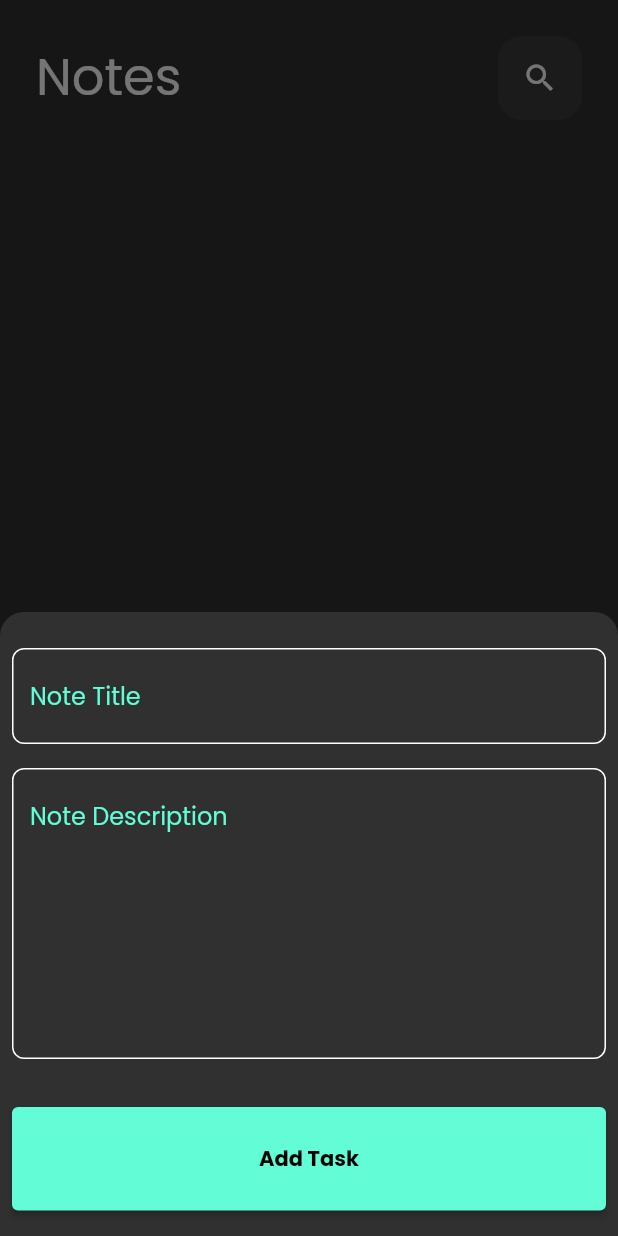
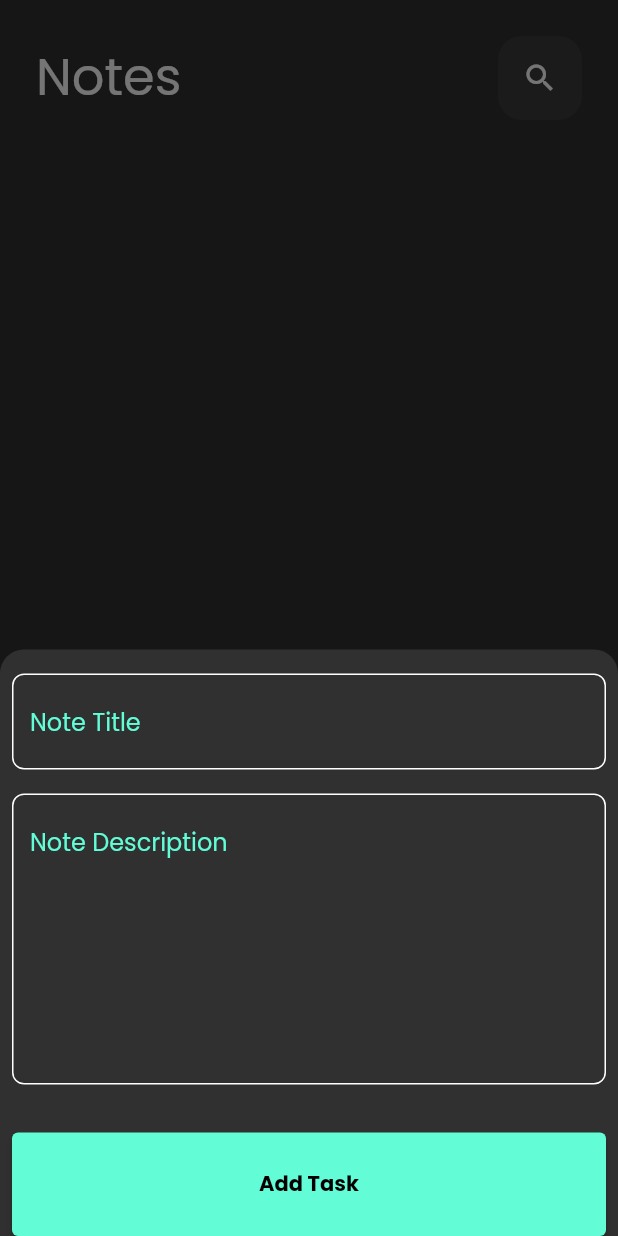
Before and after one commit to AyaAbdElmoneim158/Flutter_Apps_2023, a Flutter app: the screen it shows after launch, after a tap on the "add" icon, on a phone screen of 412 x 824 dp. Run offline on Flutter 3.47's test engine with Material 2 defaults, Android fonts, the phone set to English and light mode, and no system bars; drawn by our look-alikes of modal_progress_hud_nsn; our stand-ins replace awesome_snackbar_content, bloc, flutter_bloc, google_fonts, hive, hive_flutter; accounts and stored records are empty.

Commit message:
Add Fixed to keyboard + someThings

```diff
--- a/lib/main.dart
+++ b/lib/main.dart
@@ -6,12 +6,14 @@ import 'package:flutter_bloc/flutter_bloc.dart';
 import './views/notes_view.dart';
 import 'package:google_fonts/google_fonts.dart';
 import 'package:hive_flutter/adapters.dart';
+import './cubits/observer.dart';
 
 void main() async {
   WidgetsFlutterBinding.ensureInitialized();
   await Hive.initFlutter();
   Hive.registerAdapter(NoteModelAdapter());
   await Hive.openBox<NoteModel>(notesBoxName);
+  Bloc.observer = SimpleBlocObserver();
 
   runApp(const NotesApp());
 }
--- a/lib/views/notes_view.dart
+++ b/lib/views/notes_view.dart
@@ -37,6 +37,7 @@ class _NotesViewState extends State<NotesView> {
       floatingActionButton: FloatingActionButton(
         onPressed: () {
           showModalBottomSheet(
+            isScrollControlled: true,
             context: context,
             enableDrag: false,
             elevation: 0,
--- a/lib/widgets/bottom_sheet_builder.dart
+++ b/lib/widgets/bottom_sheet_builder.dart
@@ -40,8 +40,8 @@ class BottomSheetBuilder extends StatelessWidget {
             }
           },
           builder: (context, state) {
-            return ModalProgressHUD(
-                inAsyncCall: state is AddNotesLoading ? true : false,
+            return AbsorbPointer(
+                absorbing: state is AddNotesLoading ? true : false,
                 child: const FormBottomSheet());
           },
         ));
--- a/lib/widgets/custom_btn.dart
+++ b/lib/widgets/custom_btn.dart
@@ -4,9 +4,11 @@ import 'package:flutter/material.dart';
 class CustomBtn extends StatelessWidget {
   const CustomBtn({
     this.onPressed,
+    this.isLoading = false,
     super.key,
   });
   final void Function()? onPressed;
+  final bool isLoading;
   @override
   Widget build(BuildContext context) {
     return SizedBox(
@@ -16,10 +18,18 @@ class CustomBtn extends StatelessWidget {
         style: ElevatedButton.styleFrom(
             padding: const EdgeInsets.symmetric(vertical: 24, horizontal: 12),
             backgroundColor: kPrimaryColor),
-        child: const Text(
-          "Add Task",
-          style: TextStyle(color: Colors.black, fontWeight: FontWeight.bold),
-        ),
+        child: isLoading
+            ? const SizedBox(
+                width: 24,
+                height: 24,
+                child: CircularProgressIndicator(
+                    color: Colors.black, strokeWidth: 3),
+              )
+            : const Text(
+                "Add Task",
+                style:
+                    TextStyle(color: Colors.black, fontWeight: FontWeight.bold),
+              ),
       ),
     );
   }
--- a/lib/widgets/form_bottom_sheet.dart
+++ b/lib/widgets/form_bottom_sheet.dart
@@ -20,16 +20,14 @@ class _FormBottomSheetState extends State<FormBottomSheet> {
 
   @override
   Widget build(BuildContext context) {
-    return BlocBuilder<NotesCubit, NotesState>(
-      builder: (context, state) {
     return Padding(
-          padding: const EdgeInsets.all(8.0),
+      padding: EdgeInsets.only(
+          left: 8, right: 8, bottom: MediaQuery.of(context).viewInsets.bottom),
+      child: SingleChildScrollView(
         child: Form(
             key: formKey,
             autovalidateMode: autovalidateMode,
-              child: SizedBox(
-                height: 400,
-                child: ListView(
+            child: Column(
               children: [
                 const SizedBox(height: 16),
                 CustomTextField(
@@ -40,7 +38,11 @@ class _FormBottomSheetState extends State<FormBottomSheet> {
                     maxLines: 7,
                     onSaved: (val) => description = val),
                 const SizedBox(height: 32),
-                    CustomBtn(onPressed: () {
+                BlocBuilder<AddNotesCubit, AddNotesState>(
+                    builder: (context, state) {
+                  return CustomBtn(
+                      isLoading: state is AddNotesLoading ? true : false,
+                      onPressed: () {
                         if (formKey.currentState!.validate()) {
                           formKey.currentState!.save();
                           NoteModel noteModel = NoteModel(
@@ -50,17 +52,16 @@ class _FormBottomSheetState extends State<FormBottomSheet> {
                               color: const Color(0xff9BCDD2).value);
                           BlocProvider.of<AddNotesCubit>(context)
                               .addNote(noteModel);
-                        BlocProvider.of<NotesCubit>(context).fetchNotes();
+                          // BlocProvider.of<NotesCubit>(context).fetchNotes();
                         } else {
                           autovalidateMode = AutovalidateMode.always;
                           setState(() {});
                         }
-                    })
+                      });
+                }),
               ],
+            )),
       ),
-              )),
-        );
-      },
     );
   }
 }
```
Lines whose indentation alone changed are shown as unchanged.
